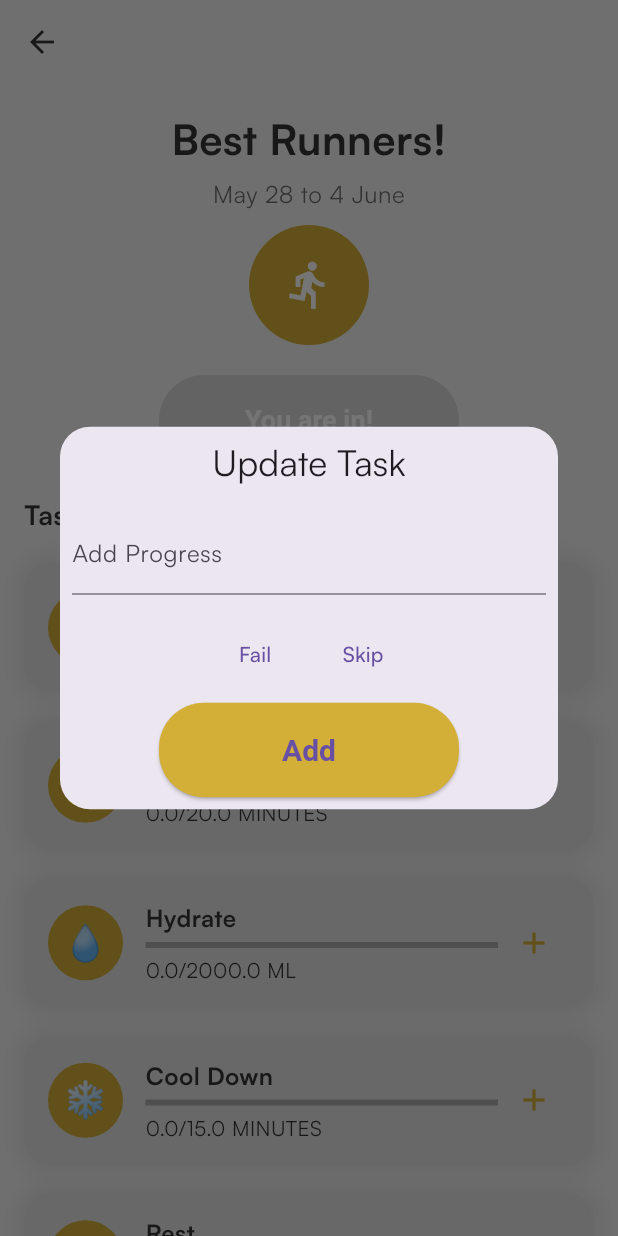
After one commit to daseldev/habit_tracker, a Flutter app: the ChallengeDetailPage screen opened directly, after a tap on "Join the Challenge", after a tap on the "add" icon, on a phone screen of 412 x 824 dp. The commit adds this screen. Run offline on Flutter 3.47's test engine with Material 3 defaults, Android fonts, the phone set to English and light mode, and no system bars; our stand-ins replace get; accounts and stored records are empty.

Commit message:
challenge front

```diff
--- /dev/null
+++ b/lib/presentation/controllers/task_controller.dart
@@ -0,0 +1,68 @@
+import 'package:get/get.dart';
+
+class Task {
+  String name;
+  double progress;
+  double target;
+  String unit;
+  bool isCompleted;
+  bool isSkipped;
+  bool isFailed;
+
+  Task({
+    required this.name,
+    required this.progress,
+    required this.target,
+    required this.unit,
+    this.isCompleted = false,
+    this.isSkipped = false,
+    this.isFailed = false,
+  });
+
+  // Función para calcular el porcentaje de progreso
+  double getProgressPercentage() {
+    return progress / target;
+  }
+}
+
+class TaskController extends GetxController {
+  var tasks = <Task>[].obs;
+
+  // Agregar tarea al challenge
+  void addTask(String name, double target, String unit) {
+    tasks.add(Task(name: name, progress: 0, target: target, unit: unit));
+  }
+
+  // Agregar progreso a una tarea
+  void addProgress(Task task, double value) {
+    task.progress += value;
+    if (task.progress >= task.target) {
+      task.isCompleted = true;
+    }
+    tasks.refresh();
+  }
+
+  // Marcar una tarea como fallida
+  void failTask(Task task) {
+    task.isFailed = true;
+    task.isSkipped = false;
+    task.isCompleted = false;
+    tasks.refresh();
+  }
+
+  // Marcar una tarea como saltada
+  void skipTask(Task task) {
+    task.isSkipped = true;
+    task.isFailed = false;
+    task.isCompleted = true;
+    tasks.refresh();
+  }
+
+  // Calcular el porcentaje de tareas completadas
+  double calculateCompletedPercentage() {
+    if (tasks.isEmpty) return 0.0;
+    int completedCount =
+        tasks.where((task) => task.isCompleted || task.isSkipped).length;
+    return completedCount / tasks.length;
+  }
+}
--- /dev/null
+++ b/lib/presentation/pages/challenges/challenge_page.dart
@@ -0,0 +1,295 @@
+import 'package:flutter/material.dart';
+import 'package:get/get.dart';
+import 'package:habit_tracker_atomic/presentation/controllers/task_controller.dart';
+import 'package:habit_tracker_atomic/presentation/theme/app_colors.dart';
+
+class ChallengeDetailPage extends StatelessWidget {
+  final TaskController taskController = Get.put(TaskController());
+  var hasJoinedChallenge =
+      false.obs; // Estado para saber si el usuario ya se unió
+
+  @override
+  Widget build(BuildContext context) {
+    final isDarkMode = Theme.of(context).brightness == Brightness.dark;
+
+    return Scaffold(
+      appBar: AppBar(
+        backgroundColor:
+            isDarkMode ? AppColors.fondoOscuro : AppColors.fondoClaro,
+        elevation: 0,
+        leading: IconButton(
+          icon: Icon(Icons.arrow_back,
+              color: isDarkMode ? AppColors.fondoClaro : AppColors.grisOscuro),
+          onPressed: () {
+            Get.back();
+          },
+        ),
+      ),
+      body: SingleChildScrollView(
+        child: Padding(
+          padding: const EdgeInsets.all(16.0),
+          child: Column(
+            crossAxisAlignment:
+                CrossAxisAlignment.center, // Centramos todo el contenido
+            children: [
+              _buildHeader(isDarkMode), // Centrar encabezado
+              SizedBox(height: 20),
+              _buildJoinChallengeButton(),
+              SizedBox(height: 20),
+              _buildTasksSection(isDarkMode), // Mostrar la lista de tareas
+            ],
+          ),
+        ),
+      ),
+    );
+  }
+
+  // Construir el encabezado del desafío centrado
+  Widget _buildHeader(bool isDarkMode) {
+    return Column(
+      mainAxisAlignment:
+          MainAxisAlignment.center, // Aseguramos que todo esté centrado
+      children: [
+        Text(
+          "Best Runners!",
+          style: TextStyle(
+            fontSize: 28,
+            fontWeight: FontWeight.bold,
+            color: isDarkMode ? AppColors.fondoClaro : AppColors.grisOscuro,
+          ),
+          textAlign: TextAlign.center, // Texto centrado
+        ),
+        SizedBox(height: 5),
+        Text(
+          "May 28 to 4 June",
+          style: TextStyle(
+            fontSize: 16,
+            color: isDarkMode
+                ? AppColors.fondoClaro.withOpacity(0.7)
+                : AppColors.grisOscuro.withOpacity(0.7),
+          ),
+          textAlign: TextAlign.center, // Texto centrado
+        ),
+        SizedBox(height: 10),
+        CircleAvatar(
+          radius: 40,
+          backgroundColor: AppColors.primario,
+          child: Icon(Icons.directions_run, color: Colors.white, size: 35),
+        ),
+      ],
+    );
+  }
+
+  // Botón para unirse al desafío
+  Widget _buildJoinChallengeButton() {
+    return Center(
+      child: Obx(() {
+        return ElevatedButton(
+          onPressed: hasJoinedChallenge.value
+              ? null
+              : () {
+                  taskController.addTask("Run 5K", 5000, "METERS");
+                  taskController.addTask("Stretch", 20, "MINUTES");
+                  taskController.addTask("Hydrate", 2000, "ML");
+                  taskController.addTask("Cool Down", 15, "MINUTES");
+                  taskController.addTask("Rest", 8, "HOURS");
+                  hasJoinedChallenge.value = true;
+                  Get.snackbar("Success", "You have joined the challenge!",
+                      snackPosition: SnackPosition.BOTTOM);
+                },
+          style: ElevatedButton.styleFrom(
+            padding: EdgeInsets.symmetric(horizontal: 40, vertical: 15),
+            backgroundColor:
+                hasJoinedChallenge.value ? Colors.grey : AppColors.primario,
+            shape: RoundedRectangleBorder(
+              borderRadius: BorderRadius.circular(30),
+            ),
+          ),
+          child: Text(
+            hasJoinedChallenge.value ? "You are in!" : "Join the Challenge",
+            style: TextStyle(fontSize: 18, color: Colors.white),
+          ),
+        );
+      }),
+    );
+  }
+
+  // Sección de tareas
+  Widget _buildTasksSection(bool isDarkMode) {
+    return Obx(() {
+      var tasks = taskController.tasks;
+      if (tasks.isEmpty) {
+        return Text(
+          "No tasks yet. Join the challenge to start.",
+          style: TextStyle(
+            color: isDarkMode ? AppColors.fondoClaro : AppColors.grisOscuro,
+          ),
+          textAlign: TextAlign.center, // Texto centrado
+        );
+      }
+
+      return Column(
+        crossAxisAlignment: CrossAxisAlignment.start,
+        children: [
+          Text(
+            "Tasks",
+            style: TextStyle(
+              fontSize: 18,
+              fontWeight: FontWeight.bold,
+              color: isDarkMode ? AppColors.fondoClaro : AppColors.grisOscuro,
+            ),
+          ),
+          SizedBox(height: 10),
+          Column(
+            children:
+                tasks.map((task) => _buildTaskItem(task, isDarkMode)).toList(),
+          ),
+        ],
+      );
+    });
+  }
+
+  // Item individual de una tarea con emoji relevante
+  Widget _buildTaskItem(Task task, bool isDarkMode) {
+    double progressPercentage = task.getProgressPercentage();
+
+    return Padding(
+      padding: const EdgeInsets.symmetric(vertical: 8.0),
+      child: Container(
+        padding: const EdgeInsets.all(16.0),
+        decoration: BoxDecoration(
+          color: isDarkMode
+              ? AppColors.grisOscuro.withOpacity(0.2)
+              : AppColors.gris.withOpacity(0.1),
+          borderRadius: BorderRadius.circular(20),
+          boxShadow: [
+            BoxShadow(
+              color: Colors.black.withOpacity(0.05),
+              blurRadius: 10,
+              spreadRadius: 5,
+            ),
+          ],
+        ),
+        child: Row(
+          children: [
+            CircleAvatar(
+              radius: 25,
+              backgroundColor: AppColors.primario,
+              child: Text(
+                _getEmojiForTask(task.name), // Añadir el emoji correspondiente
+                style: TextStyle(fontSize: 24),
+              ),
+            ),
+            SizedBox(width: 15),
+            Expanded(
+              child: Column(
+                crossAxisAlignment: CrossAxisAlignment.start,
+                children: [
+                  Text(
+                    task.name,
+                    style: TextStyle(
+                      fontSize: 16,
+                      fontWeight: FontWeight.bold,
+                      color: isDarkMode
+                          ? AppColors.fondoClaro
+                          : AppColors.grisOscuro,
+                    ),
+                  ),
+                  SizedBox(height: 5),
+                  LinearProgressIndicator(
+                    value: progressPercentage,
+                    backgroundColor: AppColors.grisOscuro.withOpacity(0.3),
+                    color: AppColors.primario,
+                  ),
+                  SizedBox(height: 5),
+                  Text(
+                    '${task.progress}/${task.target} ${task.unit}',
+                    style: TextStyle(
+                      color: isDarkMode
+                          ? AppColors.fondoClaro
+                          : AppColors.grisOscuro,
+                    ),
+                  ),
+                ],
+              ),
+            ),
+            if (task.isFailed)
+              Icon(Icons.close, color: Colors.red)
+            else if (task.isCompleted || task.isSkipped)
+              Icon(Icons.check, color: AppColors.primario)
+            else
+              IconButton(
+                icon: Icon(Icons.add, color: AppColors.primario),
+                onPressed: () {
+                  _showTaskOptionsDialog(task);
+                },
+              ),
+          ],
+        ),
+      ),
+    );
+  }
+
+  // Función para obtener el emoji correspondiente a cada tarea
+  String _getEmojiForTask(String taskName) {
+    switch (taskName) {
+      case "Run 5K":
+        return "🏃‍♂️";
+      case "Stretch":
+        return "🧘‍♂️";
+      case "Hydrate":
+        return "💧";
+      case "Cool Down":
+        return "❄️";
+      case "Rest":
+        return "🛌";
+      default:
+        return "✅";
+    }
+  }
+
+  // Diálogo para actualizar el progreso, fallar o saltar una tarea
+  void _showTaskOptionsDialog(Task task) {
+    final TextEditingController progressController = TextEditingController();
+
+    Get.defaultDialog(
+      title: 'Update Task',
+      content: Column(
+        children: [
+          TextField(
+            controller: progressController,
+            keyboardType: TextInputType.number,
+            decoration: InputDecoration(labelText: 'Add Progress'),
+          ),
+        ],
+      ),
+      actions: [
+        TextButton(
+          onPressed: () {
+            taskController.failTask(task);
+            Get.back();
+          },
+          child: Text('Fail'),
+        ),
+        TextButton(
+          onPressed: () {
+            taskController.skipTask(task);
+            Get.back();
+          },
+          child: Text('Skip'),
+        ),
+        ElevatedButton(
+          onPressed: () {
+            if (progressController.text.isNotEmpty) {
+              double progressValue =
+                  double.tryParse(progressController.text) ?? 0;
+              taskController.addProgress(task, progressValue);
+              Get.back();
+            }
+          },
+          child: Text('Add'),
+        ),
+      ],
+    );
+  }
+}
--- a/lib/presentation/pages/home/home_page.dart
+++ b/lib/presentation/pages/home/home_page.dart
@@ -3,6 +3,7 @@ import 'package:get/get.dart';
 import 'package:habit_tracker_atomic/presentation/controllers/auth_controller.dart';
 import 'package:habit_tracker_atomic/presentation/controllers/habit_controller.dart';
 import 'package:habit_tracker_atomic/presentation/controllers/theme_controller.dart';
+import 'package:habit_tracker_atomic/presentation/pages/challenges/challenge_page.dart';
 import 'package:habit_tracker_atomic/presentation/theme/app_colors.dart';
 
 class HomePage extends StatelessWidget {
@@ -235,6 +236,7 @@ class HomePage extends StatelessWidget {
   }
 
   // Sección de desafíos
+  // Sección de desafíos
   Widget _buildChallengeSection(bool isDarkMode) {
     return Column(
       crossAxisAlignment: CrossAxisAlignment.start,
@@ -261,7 +263,12 @@ class HomePage extends StatelessWidget {
             ),
           ],
         ),
-        Container(
+        GestureDetector(
+          onTap: () {
+            // Navegar hacia la ChallengeDetailPage
+            Get.to(() => ChallengeDetailPage());
+          },
+          child: Container(
             padding: const EdgeInsets.all(16.0),
             decoration: BoxDecoration(
               color: isDarkMode
@@ -277,8 +284,9 @@ class HomePage extends StatelessWidget {
                   style: TextStyle(
                     fontSize: 16,
                     fontWeight: FontWeight.bold,
-                  color:
-                      isDarkMode ? AppColors.fondoClaro : AppColors.grisOscuro,
+                    color: isDarkMode
+                        ? AppColors.fondoClaro
+                        : AppColors.grisOscuro,
                   ),
                 ),
                 SizedBox(height: 10),
@@ -291,11 +299,13 @@ class HomePage extends StatelessWidget {
                 Text(
                   "5 days 13 hours left",
                   style: TextStyle(
-                  color:
-                      isDarkMode ? AppColors.fondoClaro : AppColors.grisOscuro,
+                    color: isDarkMode
+                        ? AppColors.fondoClaro
+                        : AppColors.grisOscuro,
                   ),
                 ),
               ],
+            ),
           ),
         ),
       ],
```
Lines whose indentation alone changed are shown as unchanged.
